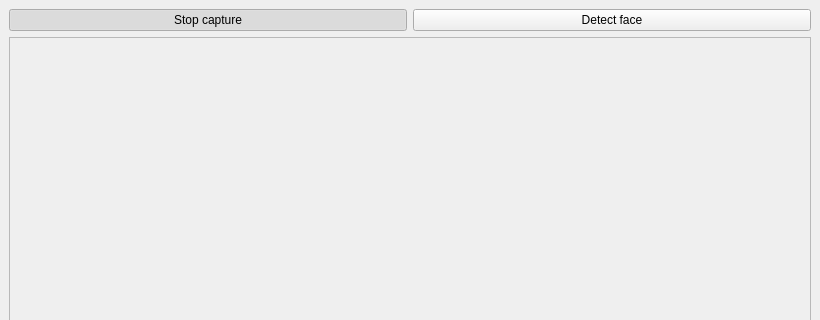
Before: the Qt Designer form mainwindow.ui in adizquier/faceRecognition, drawn with Qt 5; both pictures show x 0 to 820 and y 0 to 320 of the 820 by 653 pixel window.
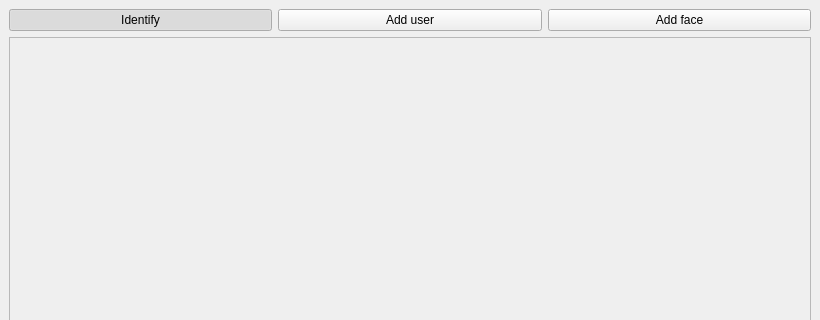
After: the same form once the commit is applied.

Commit message: Cambios en interfaz y creación de método para añadir los datos de un usuario al registro

The edit to the form file:
```diff
--- a/mainwindow.ui
+++ b/mainwindow.ui
@@ -52,7 +52,7 @@
            </sizepolicy>
           </property>
           <property name="text">
-           <string>Stop capture</string>
+           <string>Identify</string>
           </property>
           <property name="checkable">
            <bool>true</bool>
@@ -71,13 +71,20 @@
            </sizepolicy>
           </property>
           <property name="text">
-           <string>Detect face</string>
+           <string>Add user</string>
           </property>
           <property name="checkable">
            <bool>true</bool>
           </property>
          </widget>
         </item>
+        <item>
+         <widget class="QPushButton" name="addFace_buttom">
+          <property name="text">
+           <string>Add face</string>
+          </property>
+         </widget>
+        </item>
        </layout>
       </item>
       <item>
```
Left out of the diff: 2 changed lines with no effect on the pictures. The commit also changes 2 other files.
